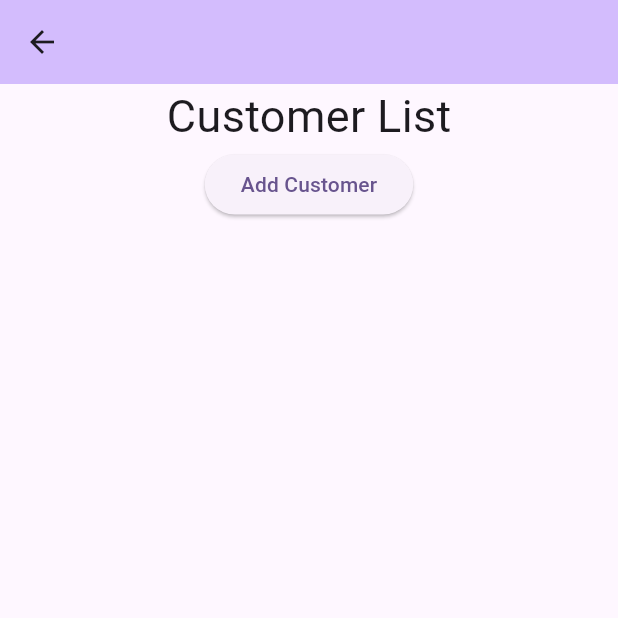
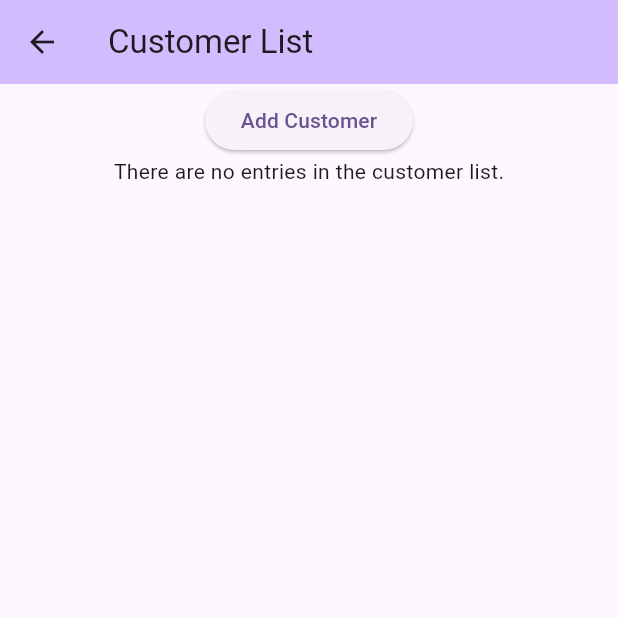
Before and after one commit to andrewigk/flights, a Flutter app: the CustomerPage screen opened by its route, on a phone screen of 412 x 824 dp, the top half of it. Run offline on Flutter 3.47's test engine with Material 3 defaults, Android fonts, the phone set to English and light mode, and no system bars; our stand-ins replace floor, sqflite; missing offline and left inert: encrypted_shared_preferences; accounts and stored records are empty; generated files the repository leaves out were written again.

Commit message:
Fixed details page.

```diff
--- a/lib/customers/customer_dao.dart
+++ b/lib/customers/customer_dao.dart
@@ -9,7 +9,7 @@
   Future<List<Customer>> getAllCustomers();
 
   @Query("SELECT * FROM customers WHERE id = :id")
-  Stream<Customer?> getAirplaneById(int id);
+  Stream<Customer?> getCustomerById(int id);
 
   @insert
   Future<void> insertCustomer(Customer customer);
--- a/lib/customers/customer_page.dart
+++ b/lib/customers/customer_page.dart
@@ -1,5 +1,6 @@
 import 'package:flutter/cupertino.dart';
 import 'package:flutter/material.dart';
+import '../database.dart';
 import 'customer.dart';
 import 'customer_dao.dart';
 
@@ -7,56 +8,143 @@ import 'customer_dao.dart';
 class CustomerPage extends StatefulWidget {
   // const CustomerPage({super.key, required this.title});
   // final String title;
+  final ApplicationDatabase database;
+
+  CustomerPage({required this.database});
 
   @override
-  State<StatefulWidget> createState() {
-    return CustomerState();
-  }
+  State<CustomerPage> createState() => CustomerState(customerDao: database.customerDao, database: database);
 }
 
 class CustomerState extends State<CustomerPage> {
-  late TextEditingController _controller;
-  var listCustomers = <Customer>[];
-  late CustomerDao customerDAO;
+
+  CustomerState({required this.customerDao, required this.database});
+
+  late CustomerDao customerDao;
+  late ApplicationDatabase database;
+
+  List <Customer> listCustomers = [];
+
+
+  Customer? selectedCustomer = null;
 
   @override
   void initState() {
     super.initState();
-    _controller = TextEditingController();
+    customerDao = database.customerDao;
+    customerDao.getAllCustomers().then((allCustomersList) {
+      setState(() {
+        listCustomers.addAll(allCustomersList);
+      });
+    });
   }
 
   @override
   void dispose() {
-    _controller.dispose();
     super.dispose();
   }
 
-  Widget CustomerList() {
+  Widget CustomerList(BuildContext context) {
     return Center(
       child: Column(
-        crossAxisAlignment: CrossAxisAlignment.center,
         children: [
-          Text('Customer List', style: TextStyle(fontSize: 30)),
-          ElevatedButton(child: Text('Add Customer'),
+          ElevatedButton(
+            child: Text('Add Customer'),
             onPressed: () {
               Navigator.pushNamed(context, "/addCustomersPage");
-              })
+            },
+          ),
+          if (listCustomers.isEmpty)
+            Text("There are no entries in the customer list.")
+          else
+            Expanded(
+              child: Column(
+                children: [
+                  // Header row
+                  Padding(
+                    padding: const EdgeInsets.all(8.0),
+                    child: Row(
+                      mainAxisAlignment: MainAxisAlignment.spaceAround,
+                      children: [
+                        Text(
+                          'First Name',
+                          style: TextStyle(fontWeight: FontWeight.bold),
+                        ),
+                        Text(
+                          'Last Name',
+                          style: TextStyle(fontWeight: FontWeight.bold),
+                        ),
+                      ],
+                    ),
+                  ),
+                  // List of customers
+                  Expanded(
+                    child: ListView.builder(
+                      itemCount: listCustomers.length,
+                      itemBuilder: (context, rowNumber) {
+                        return GestureDetector(
+                          child: Padding(
+                            padding: const EdgeInsets.all(8.0),
+                            child: Row(
+                              mainAxisAlignment: MainAxisAlignment.spaceAround,
+                              children: [
+                                Text(listCustomers[rowNumber].firstName),
+                                Text(listCustomers[rowNumber].lastName),
+                              ],
+                            ),
+                          ),
+                          onTap: () {
+                            setState(() {
+                              selectedCustomer = listCustomers[rowNumber];
+                            });
+                          },
+                        );
+                      },
+                    ),
+                  ),
+                ],
+              ),
+            ),
         ],
       ),
     );
   }
 
+
   Widget DetailsPage() {
+    if (selectedCustomer == null) {
+      return Center(
+        child: Text("Select a customer to see the details."),
+      );
+    } else {
       return Center(
         child: Column(
           mainAxisAlignment: MainAxisAlignment.center,
           children: <Widget>[
             const Text(
               'Details',
+              style: TextStyle(fontWeight: FontWeight.bold),
             ),
+            Text("First Name: ${selectedCustomer!.firstName}"),
+            Text("Last Name: ${selectedCustomer!.lastName}"),
+            Text("Address: ${selectedCustomer!.address}"),
+            Text("Birthday: ${selectedCustomer!.birthday}"),
+            ElevatedButton(
+                child: Text("Update or Delete"),
+                onPressed: () {
+                  Navigator.pushNamed(context, "/addCustomersPage");
+                }
+            ),
+            ElevatedButton(
+              child: Text("Go Back."),
+              onPressed: () {
+                Navigator.pushNamed(context, "/customersPage");
+              }
+            )
           ],
         ),
       );
+    }
   }
 
   Widget responsiveLayout() {
@@ -66,11 +154,14 @@ class CustomerState extends State<CustomerPage> {
 
     if ((width > height) && (width > 720)) {
       return Row(children: [
-        Expanded(flex:1, child: CustomerList()),
+        Expanded(flex:1, child: CustomerList(context)),
         Expanded(flex:1, child: DetailsPage())
       ]);
     } else {
-      return CustomerList();
+      if (selectedCustomer == null)
+        return CustomerList(context);
+      else
+        return DetailsPage();
     }
   }
 
@@ -82,6 +173,7 @@ class CustomerState extends State<CustomerPage> {
           // Colors.amber, perhaps?) and trigger a hot reload to see the AppBar
           // change color while the other colors stay the same.
           backgroundColor: Theme.of(context).colorScheme.inversePrimary,
+          title: Text("Customer List")
           // Here we take the value from the MyHomePage object that was created by
           // the App.build method, and use it to set our appbar title.
           // title: Text(widget.title),
--- a/lib/main.dart
+++ b/lib/main.dart
@@ -37,8 +37,8 @@ class MyApp extends StatelessWidget {
         '/flightsPage' : (context) => FlightsPage(database: database),
         '/addFlightsPage' : (context) => AddFlightsPage(database: database),
         '/airplaneDetailsPage': (context) => AirplaneDetailsPage(database: database),
-        '/customersPage' : (context) => CustomerPage(),
-        '/addCustomersPage' : (context) => CustomerAdd()
+        '/customersPage' : (context) => CustomerPage(database: database),
+        '/addCustomersPage' : (context) => CustomerAdd(database: database)
 
 
         // ^^^^^^you guys can add your routes to pages here
```
Also changed, not shown: lib/customers/customer_add.dart (+79 -16 lines), lib/database.g.dart. Lines whose indentation alone changed are shown as unchanged.
